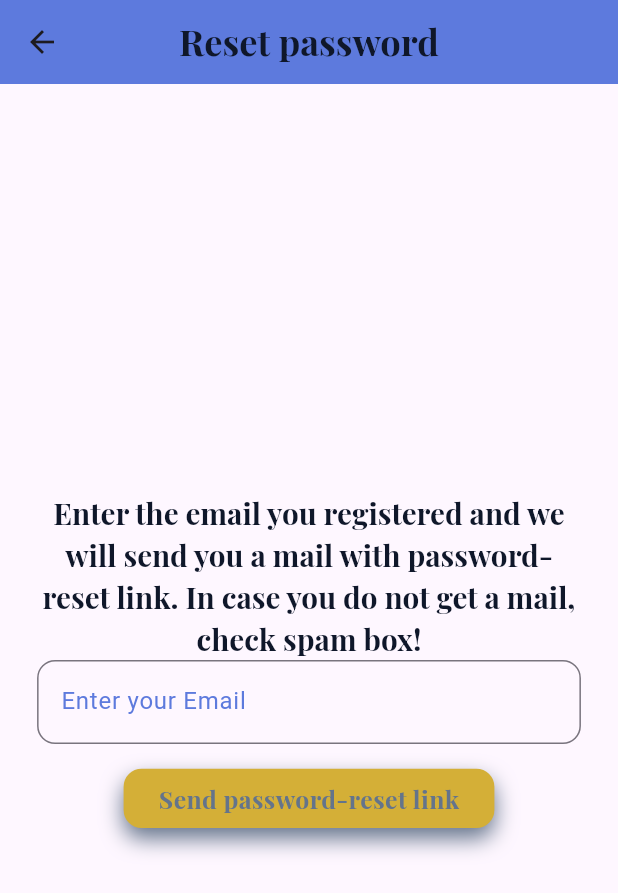
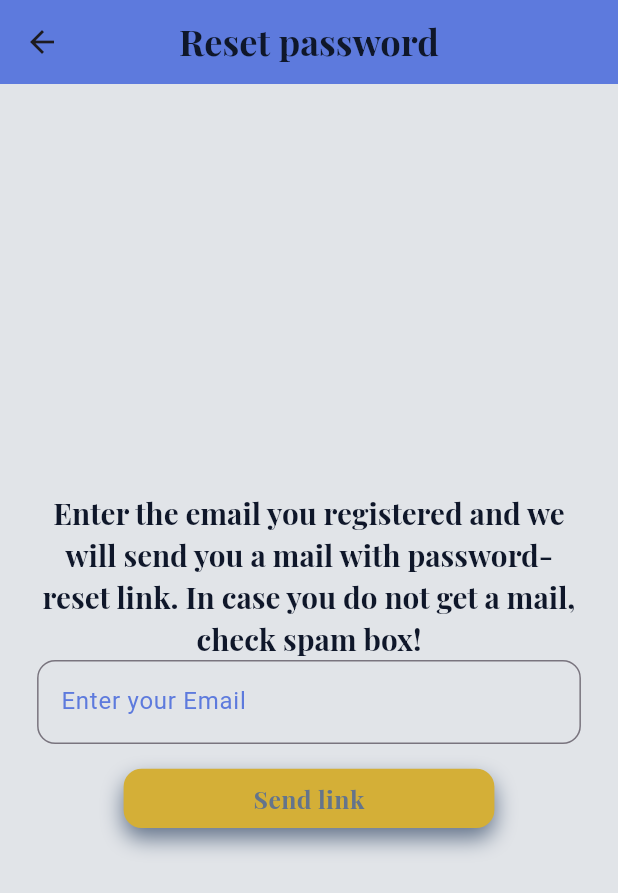
Before and after one commit to dev-abdul-haseeb/spend_wise, a Flutter app: the screen it shows after launch, after a tap on "Forgot Password?", on a phone screen of 412 x 824 dp. Shown: the top 893 px of the screen. Run offline on Flutter 3.47's test engine with Material 3 defaults, Android fonts, the phone set to English and light mode, and no system bars; our stand-ins replace bloc, cloud_firestore, equatable, firebase_auth, firebase_core, flutter_bloc and 2 more; accounts and stored records are empty.

Commit message:
Removed errors in authentication screen and UI of reset password screen

```diff
--- a/lib/view/authentication/tabs/login_tab.dart
+++ b/lib/view/authentication/tabs/login_tab.dart
@@ -194,7 +194,6 @@ class _LoginTabState extends State<LoginTab> {
                         alignment: Alignment.centerRight,
                         child: InkWell(
                           onTap: () {
-                            context.read<AuthBloc>().add(ClearAuthFields());
                             Navigator.pushNamed(context, RouteNames.resetPasswordScreen);                },
                           child: BlocBuilder<ThemeBloc, ThemeState>(
                               builder: (context, state) {
--- a/lib/view/reset_password/reset_password_screen.dart
+++ b/lib/view/reset_password/reset_password_screen.dart
@@ -29,6 +29,7 @@ class ResetPasswordScreen extends StatelessWidget {
     return BlocBuilder<ThemeBloc, ThemeState>(
       builder: (context, themeState) {
         return Scaffold(
+          backgroundColor: themeState.theme[appColors.appBGColor],
           appBar: AppBar(
             title: AppText('Reset password', color: themeState.theme[appColors.textPrimaryColor]!, type: TextType.appName),
             centerTitle: true,
@@ -87,7 +88,7 @@ class ResetPasswordScreen extends StatelessWidget {
                           final isLoading = state.currentState == AuthStates.Loading;
 
                           return AppButton(
-                            'Send password-reset link',
+                            'Send link',
                             color: themeState.theme[appColors.textSecondaryColor]!,
                             bgcolor: themeState.theme[appColors.accentColor]!,
                             isLoading: isLoading,type: ButtonType.primary,
```
